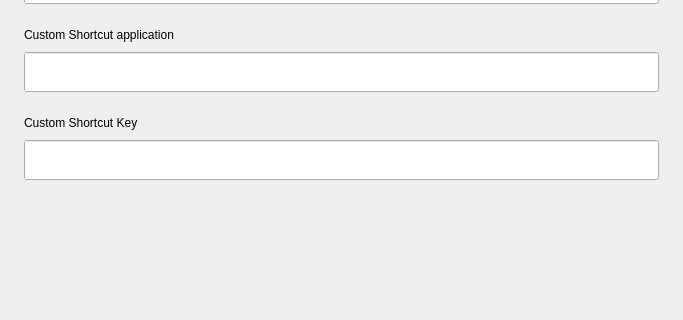
First picture: the form in src/shortcut.ui, repository openeuler-mirror/kiran-control-panel, before the edit; both pictures show x 0 to 683 and y 84 to 404 of the 683 by 625 pixel window.
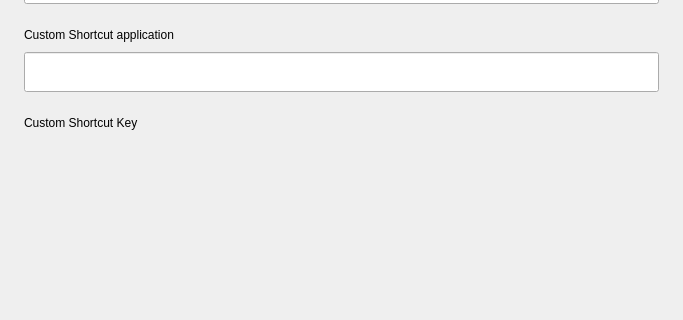
Second picture: the form after the edit. Custom widgets are drawn as their Qt base class.

Patch:
```diff
--- a/src/shortcut.ui
+++ b/src/shortcut.ui
@@ -552,22 +552,6 @@
            </property>
           </widget>
          </item>
-         <item>
-          <widget class="CustomLineEdit" name="lineEdit_add_key">
-           <property name="minimumSize">
-            <size>
-             <width>0</width>
-             <height>40</height>
-            </size>
-           </property>
-           <property name="maximumSize">
-            <size>
-             <width>16777215</width>
-             <height>40</height>
-            </size>
-           </property>
-          </widget>
-         </item>
         </layout>
        </item>
        <item>
```
Left out of the diff: 2 changed lines with no effect on the pictures.
